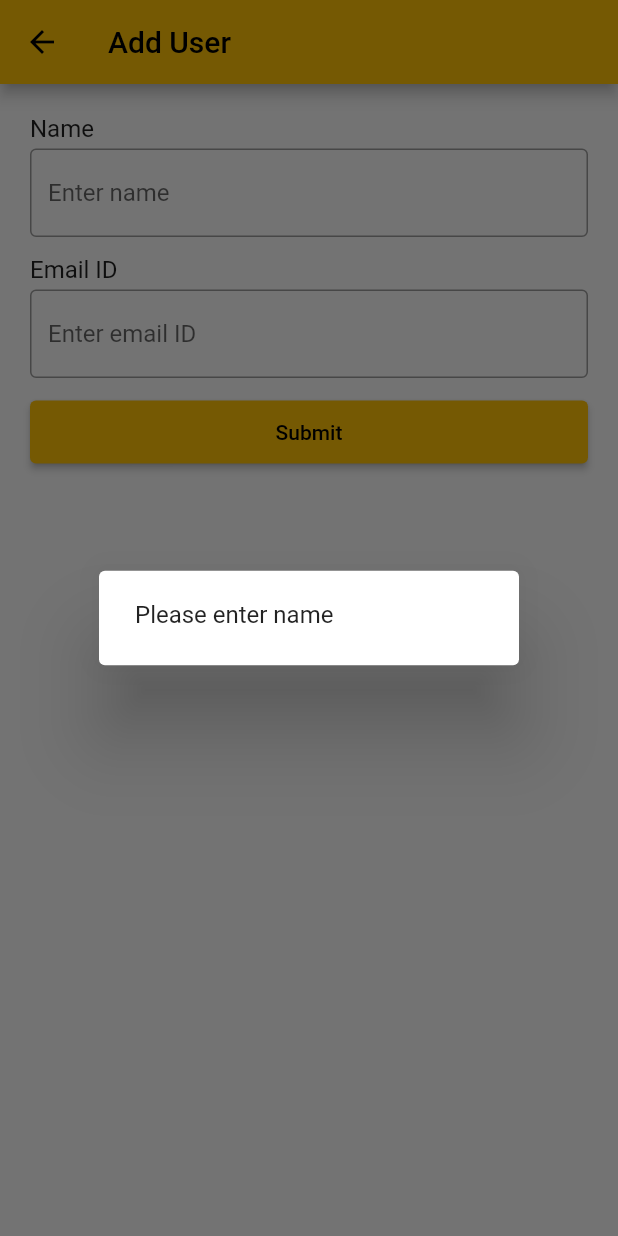
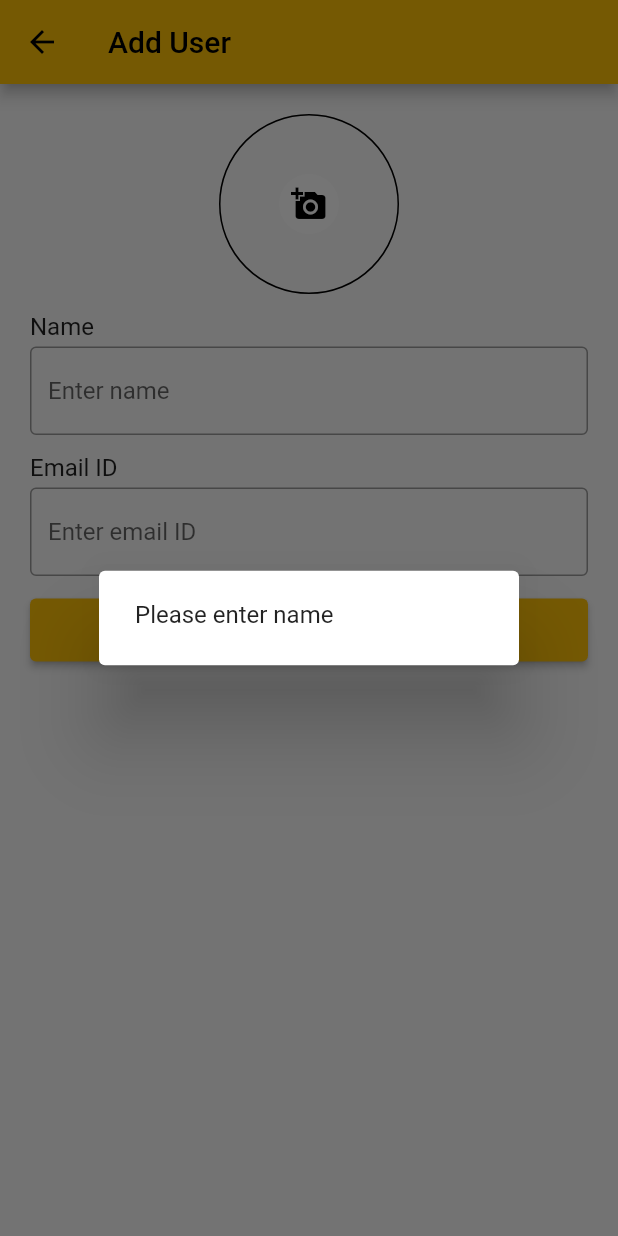
Before and after one commit to jaimin-bacancy/flutter-demo, a Flutter app: the AddEditUser screen opened directly, after a tap on "Submit", on a phone screen of 412 x 824 dp. Run offline on Flutter 3.47's test engine with Material 2 defaults, Android fonts, the phone set to English and light mode, and no system bars; our stand-ins replace image_picker, shared_preferences; accounts and stored records are empty.

Commit message:
add image picker in register & add user screen

```diff
--- a/lib/app/presentation/screens/add_edit_user/add_edit_user.dart
+++ b/lib/app/presentation/screens/add_edit_user/add_edit_user.dart
@@ -2,10 +2,12 @@ import 'package:awesome_app/app/data/models/user.dart';
 import 'package:awesome_app/app/data/network/api_client.dart';
 import 'package:awesome_app/app/presentation/widgets/form_button.dart';
 import 'package:awesome_app/app/presentation/widgets/form_input.dart';
+import 'package:awesome_app/app/presentation/widgets/user_image.dart';
 import 'package:awesome_app/base_configs/configs/string_config.dart';
 import 'package:awesome_app/utils/common_methods.dart';
 import 'package:awesome_app/utils/validation.dart';
 import 'package:flutter/material.dart';
+import 'package:image_picker/image_picker.dart';
 
 class AddEditUser extends StatelessWidget {
   User? user;
@@ -33,6 +35,8 @@ class AddEditUserForm extends StatefulWidget {
 class _AddEditUserFormState extends State<AddEditUserForm> {
   String _name = "";
   String _email = "";
+  XFile? _profileImage;
+  IconData _icon = Icons.add_a_photo;
 
   @override
   void initState() {
@@ -69,9 +73,24 @@ class _AddEditUserFormState extends State<AddEditUserForm> {
 
   @override
   Widget build(BuildContext context) {
+    void handleImageSelect() async {
+      final ImagePicker picker = ImagePicker();
+      _profileImage = await picker.pickImage(source: ImageSource.gallery);
+      if (_profileImage != null) {
+        _icon = Icons.edit;
+      }
+      setState(() {});
+    }
+
     return Container(
       padding: const EdgeInsets.all(20),
       child: Column(crossAxisAlignment: CrossAxisAlignment.start, children: [
+        UserImage(
+          image: _profileImage,
+          onImageSelect: handleImageSelect,
+          icon: _icon,
+        ),
+        const SizedBox(height: 12),
         FormInput(
           initialValue: _name,
           label: StringConfig.nameText,
--- /dev/null
+++ b/lib/app/presentation/widgets/user_image.dart
@@ -0,0 +1,57 @@
+import 'dart:io';
+
+import 'package:flutter/material.dart';
+import 'package:image_picker/image_picker.dart';
+
+class UserImage extends StatefulWidget {
+  UserImage({
+    super.key,
+    required this.image,
+    required this.icon,
+    required this.onImageSelect,
+  });
+
+  XFile? image;
+  IconData icon;
+  Function onImageSelect;
+
+  @override
+  State<UserImage> createState() => _UserImageState();
+}
+
+class _UserImageState extends State<UserImage> {
+  @override
+  Widget build(BuildContext context) {
+    return Center(
+      child: GestureDetector(
+        onTap: () {
+          widget.onImageSelect();
+          if (widget.image != null) {
+            widget.icon = Icons.edit;
+          }
+        },
+        child: Container(
+          height: 120,
+          width: 120,
+          decoration: BoxDecoration(
+              borderRadius: BorderRadius.circular(120),
+              border: Border.all(color: Colors.black, width: 1),
+              image: DecorationImage(
+                  image: FileImage(File(widget.image?.path ?? "")),
+                  fit: BoxFit.cover)),
+          child: Align(
+            alignment: widget.image != null
+                ? Alignment.bottomCenter
+                : Alignment.center,
+            child: Container(
+              padding: const EdgeInsets.all(8),
+              decoration: BoxDecoration(
+                  color: Colors.white, borderRadius: BorderRadius.circular(36)),
+              child: Icon(widget.icon, color: Colors.black),
+            ),
+          ),
+        ),
+      ),
+    );
+  }
+}
--- a/pubspec.yaml
+++ b/pubspec.yaml
@@ -36,6 +36,7 @@ dependencies:
   cupertino_icons: ^1.0.2
   http: ^1.1.0
   shared_preferences: ^2.2.2
+  image_picker: ^1.0.4
 
 dev_dependencies:
   flutter_test:
```
Also changed, not shown: lib/app/presentation/screens/register/register_screen.dart (+19 -0 lines), 7 other files.
